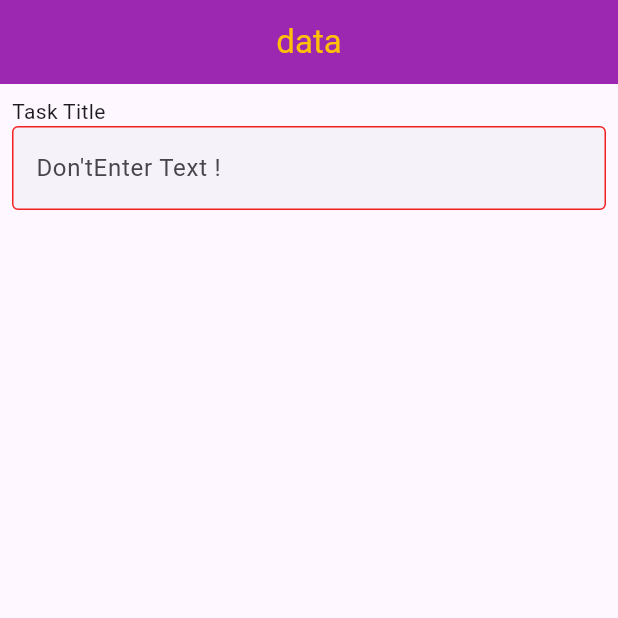
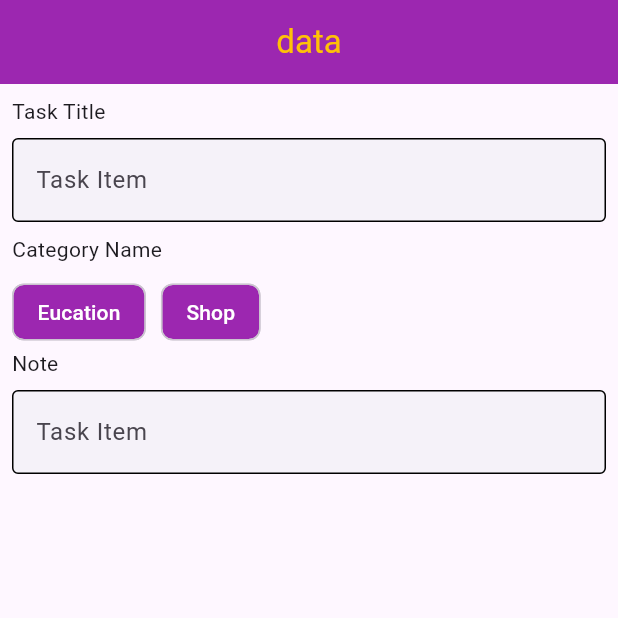
Before and after one commit to bitmonk/flutter7, a Flutter app: the screen it shows after launch, on a phone screen of 412 x 824 dp, the top half of it. Run offline on Flutter 3.47's test engine with Material 3 defaults, Android fonts, the phone set to English and light mode, and no system bars.

```diff
--- a/lib/new_item.dart
+++ b/lib/new_item.dart
@@ -15,17 +15,39 @@ class NewItem extends StatelessWidget {
       ),
       body: Padding(
         padding: const EdgeInsets.all(8.0),
-        child: Column(
-          crossAxisAlignment: CrossAxisAlignment.start,
+        child: ListView(
+
+          // crossAxisAlignment: CrossAxisAlignment.start,
             children: [
-              Text("Task Title"),
+              formTitle("Task Title"),
               TextFormField(
                 decoration: InputDecoration(
                   filled: true,
                   fillColor: Color(0XFFF5F2F9),
-                  hintText: "Don'tEnter Text !",
-                  focusedBorder: formBorder(),
-                  enabledBorder: formBorder(),
+                  hintText: "Task Item",
+                  focusedBorder: formBorder(true),
+                  enabledBorder: formBorder(false),
+                ),
+              ),
+              SizedBox(height: 8),
+              formTitle("Category Name"),
+              Row(
+                children: [
+                  Chip(label: Text("Eucation", style: TextStyle(color: Colors.white)), backgroundColor: Colors.purple),
+                  SizedBox(
+                    width: 10,
+                  ),
+                  Chip(label: Text("Shop", style: TextStyle(color: Colors.white)), backgroundColor: Colors.purple,),
+                ],
+              ),
+              formTitle("Note"),
+              TextFormField(
+                decoration: InputDecoration(
+                  filled: true,
+                  fillColor: Color(0XFFF5F2F9),
+                  hintText: "Task Item",
+                  focusedBorder: formBorder(true),
+                  enabledBorder: formBorder(false),
                 ),
               ),
             ],
@@ -34,13 +56,27 @@ class NewItem extends StatelessWidget {
     );
   }
 
-  OutlineInputBorder formBorder() {
+  Padding formTitle(String title) {
+    return Padding(
+              padding: const EdgeInsets.only(bottom: 8),
+              child: Text(title),
+            );
+  }
+
+  OutlineInputBorder formBorder(bool isForFocus) {
+    if(isForFocus){
     return OutlineInputBorder(
                   borderSide: BorderSide(
-                    color: const Color.fromARGB(255, 243, 33, 33),
+                    color: Colors.blue,
+                    width: 1.5,
+                    ),
+                );
+    }
+    return OutlineInputBorder(
+                  borderSide: BorderSide(
+                    color: Colors.black,
                     width: 1,
                     ),
                 );
-
   }
 }
```
